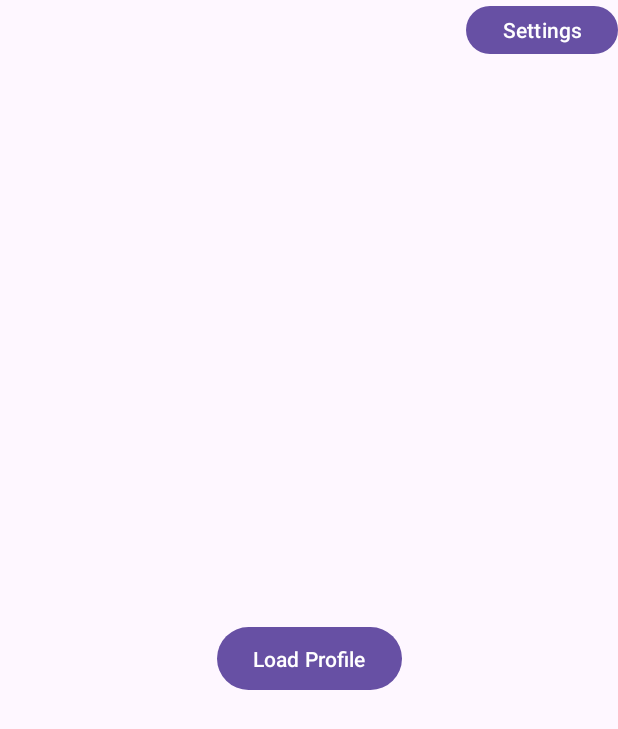
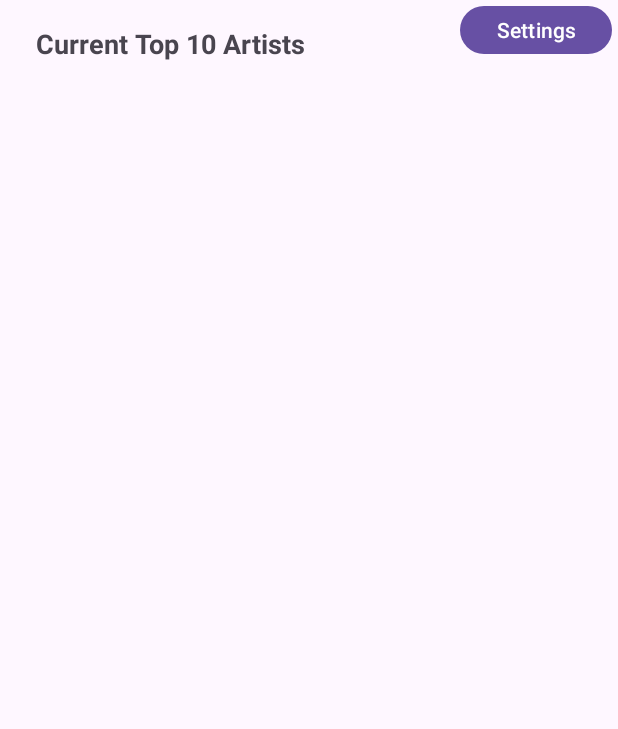
Before and after one commit to srudraDev/SpotifyWrapped, an Android app: the MainActivity screen opened directly, with no data from a screen before it, after a tap on "Link Spotify", on a phone screen of 412 x 824 dp. Shown: the top 729 px of the screen. Run offline under Robolectric (Android 15) with nearby library versions, the phone set to English and light mode, and no system bars; our stand-ins replace Firebase (no records; nobody signed in at launch, a user with empty details on screens opened directly); libraries missing offline, so code that uses them is left out: com.spotify.sdk; pictures from the network do not load.

Commit message:
added rank of artists/removed extra button

```diff
--- a/app/src/main/java/com/example/spotifywrapped/MainActivity.java
+++ b/app/src/main/java/com/example/spotifywrapped/MainActivity.java
@@ -10,12 +10,12 @@ import androidx.recyclerview.widget.LinearLayoutManager;
 import androidx.recyclerview.widget.RecyclerView;
 
 import android.os.Bundle;
-import android.graphics.Color;
 import android.content.Intent;
 import android.os.Looper;
 import android.util.Log;
 import android.view.View;
 import android.widget.Button;
+import android.widget.TextView;
 import android.widget.Toast;
 
 import com.google.firebase.auth.FirebaseAuth;
@@ -49,8 +49,8 @@ public class MainActivity extends AppCompatActivity {
     private ArtistAdapter artistAdapter;
     private List<top10Artists> artistList;
     private boolean isProfileBtnClicked = false;
-    private Button profileBtn;
     private Button linkSpotifyBtn;
+    private TextView mainPageName;
 
 
     @Override
@@ -58,44 +58,29 @@ public class MainActivity extends AppCompatActivity {
         super.onCreate(savedInstanceState);
         setContentView(R.layout.activity_main);
 
-        profileBtn = (Button) findViewById(R.id.profile_btn);
-        linkSpotifyBtn = (Button) findViewById(R.id.link_spotify_btn);
-
+        linkSpotifyBtn = findViewById(R.id.link_spotify_btn);
+        mainPageName = findViewById(R.id.mainPageName);
         // Initialize FireStore
         db = FirebaseFirestore.getInstance();
 
         // RecyclerView
-        artistList = new ArrayList<top10Artists>();
+        artistList = new ArrayList<>();
         artistAdapter = new ArtistAdapter(artistList);
         initiateRecyclerView(recyclerView);
 
 
         // Set the click listeners for the buttons
-        hide(profileBtn);
 
         linkSpotifyBtn.setOnClickListener(v -> {
             // Call getToken() to link Spotify
             Log.d("Token", "Getting token");
             getToken(MainActivity.this);
             Log.d("Token Done", "Got Token");
-            // enable Load Profile button
-            profileBtn.setEnabled(true);
-            // Reveal the Load Profile button
-            profileBtn.setVisibility(View.VISIBLE);
-            profileBtn.setClickable(true);
-            profileBtn.setFocusable(true);
             // Disable linkSpotifyButton
-            linkSpotifyBtn.setBackgroundColor(Color.TRANSPARENT);
             hide(linkSpotifyBtn);
+            mainPageName.setVisibility(View.VISIBLE);
+            isProfileBtnClicked = true;
             Log.d("Link Spotify Successful", "Linked to Spotify Account Successfully");
-        });
-
-        profileBtn.setOnClickListener(v -> {
-            Log.d("Profile", "Profile button has been clicked");
-            profileBtn.setBackgroundColor(Color.TRANSPARENT);
-            isProfileBtnClicked = true;
-            getUserProfile();
-            profileBtn.setEnabled(false);
         });
     }
     @Override
@@ -104,7 +89,6 @@ public class MainActivity extends AppCompatActivity {
         // Check if profileBtn is clicked
         if (isProfileBtnClicked) {
             // Hide profileBtn and linkSpotifyBtn
-            profileBtn.setVisibility(View.INVISIBLE);
             linkSpotifyBtn.setVisibility(View.INVISIBLE);
         }
     }
@@ -122,9 +106,7 @@ public class MainActivity extends AppCompatActivity {
         if (response != null) {
             if (AUTH_TOKEN_REQUEST_CODE == requestCode) {
                 mAccessToken = response.getAccessToken();
-
-            } else if (AUTH_CODE_REQUEST_CODE == requestCode) {
-                mAccessCode = response.getCode();
+                getUserProfile();
             }
         }
     }
@@ -134,8 +116,6 @@ public class MainActivity extends AppCompatActivity {
      * This method will get the user profile using the token
      */
     public void getUserProfile() {
-
-        getCode(MainActivity.this);
 
         if (mAccessToken == null) {
             Toast.makeText(this, "You need to get an access token first!", Toast.LENGTH_SHORT).show();
--- a/app/src/main/res/layout/activity_main.xml
+++ b/app/src/main/res/layout/activity_main.xml
@@ -12,6 +12,7 @@
         android:id="@+id/settings_btn"
         android:layout_width="wrap_content"
         android:layout_height="40dp"
+        android:layout_marginEnd="4dp"
         android:onClick="settings_btn_click"
         android:text="Settings"
         app:layout_constraintEnd_toEndOf="parent"
@@ -28,24 +29,26 @@
         android:layout_width="wrap_content"
         android:layout_height="50dp"
         android:layout_gravity="center_vertical"
-        android:layout_marginBottom="360dp"
+        android:layout_marginBottom="680dp"
         android:text="Link Spotify"
-        app:layout_constraintBottom_toBottomOf="@+id/recycler_view_top_artists"
         app:layout_constraintEnd_toEndOf="parent"
+        app:layout_constraintHorizontal_bias="0.055"
         app:layout_constraintStart_toStartOf="@+id/recycler_view_top_artists" />
 
-    <Button
-        android:id="@+id/profile_btn"
-        android:layout_width="wrap_content"
-        android:layout_height="50dp"
-        android:layout_gravity="center_vertical"
-        android:layout_marginBottom="360dp"
-        android:text="Load Profile"
-        app:layout_constraintBottom_toBottomOf="@+id/recycler_view_top_artists"
-        app:layout_constraintEnd_toEndOf="parent"
-        app:layout_constraintStart_toStartOf="@+id/recycler_view_top_artists" />
-
-
+    <TextView
+        android:id="@+id/mainPageName"
+        android:layout_width="181dp"
+        android:layout_height="25dp"
+        android:text="Current Top 10 Artists"
+        android:visibility="gone"
+        android:textSize="18sp"
+        android:textStyle="bold"
+        app:layout_constraintBottom_toTopOf="@+id/recycler_view_top_artists"
+        app:layout_constraintEnd_toStartOf="@+id/settings_btn"
+        app:layout_constraintHorizontal_bias="0.19"
+        app:layout_constraintStart_toStartOf="parent"
+        app:layout_constraintTop_toTopOf="parent"
+        app:layout_constraintVertical_bias="0.432" />
 
 
 </androidx.constraintlayout.widget.ConstraintLayout>
--- a/build.gradle
+++ b/build.gradle
@@ -1,5 +1,5 @@
 // Top-level build file where you can add configuration options common to all sub-projects/modules.
 plugins {
-    id 'com.android.application' version '8.3.1' apply false
+    id 'com.android.application' version '8.2.1' apply false
     id 'com.google.gms.google-services' version '4.4.1' apply false
 }
```
Also changed, not shown: app/src/main/java/com/example/spotifywrapped/ArtistAdapter.java (+5 -2 lines), app/src/main/res/layout/item_artist.xml (+24 -1 lines).
